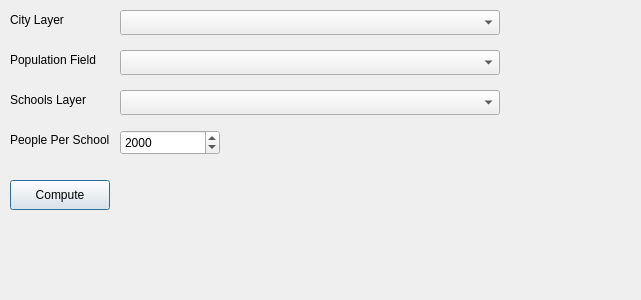
The window that needed_schools_dialog_base.ui (MunthaliAustin/school-discovery-tool) describes before a commit, drawn with Qt 5.
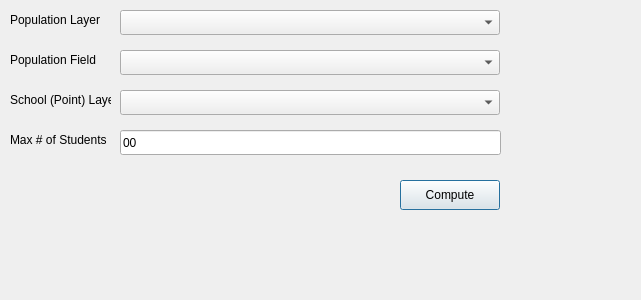
The same window after the commit.

The edit to the form file:
```diff
--- a/needed_schools_dialog_base.ui
+++ b/needed_schools_dialog_base.ui
@@ -20,7 +20,7 @@
     </rect>
    </property>
    <property name="text">
-    <string>City Layer</string>
+    <string>Population Layer</string>
    </property>
   </widget>
   <widget class="QComboBox" name="comboBox_cityLayer">
@@ -43,7 +43,7 @@
     </rect>
    </property>
    <property name="text">
-    <string>Schools Layer</string>
+    <string>School (Point) Layer</string>
    </property>
   </widget>
   <widget class="QComboBox" name="comboBox_schoolsLayer">
@@ -89,32 +89,29 @@
     </rect>
    </property>
    <property name="text">
-    <string>People Per School</string>
+    <string>Max # of Students</string>
    </property>
   </widget>
-  <widget class="QSpinBox" name="spinBox_peoplePerSchool">
+  <widget class="QLineEdit" name="lineEdit_peoplePerSchool">
    <property name="geometry">
     <rect>
      <x>120</x>
      <y>130</y>
-     <width>100</width>
+     <width>381</width>
      <height>25</height>
     </rect>
    </property>
-   <property name="minimum">
-    <number>1</number>
+   <property name="inputMask">
+    <string>99999</string>
    </property>
-   <property name="maximum">
-    <number>100000</number>
-   </property>
-   <property name="value">
-    <number>2000</number>
+   <property name="text">
+    <string>00</string>
    </property>
   </widget>
   <widget class="QPushButton" name="button_execute">
    <property name="geometry">
     <rect>
-     <x>10</x>
+     <x>400</x>
      <y>180</y>
      <width>100</width>
      <height>30</height>
```
